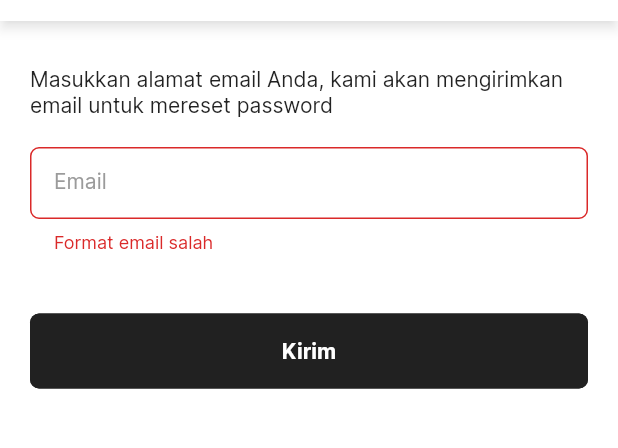
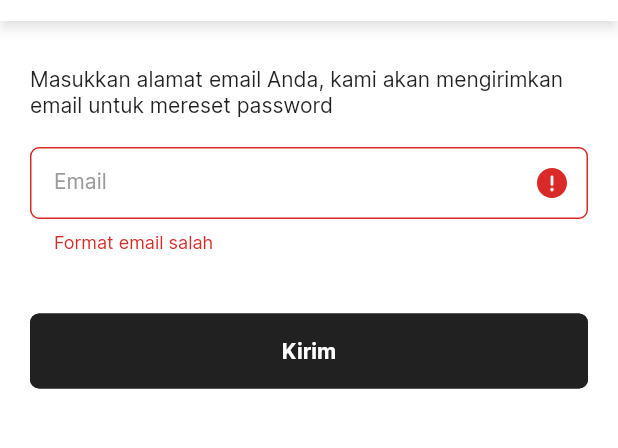
Before and after one commit to aditiaparatama/ColorboxApps, a Flutter app: the ForgotPasswordView screen opened by its route, after a tap on "Kirim", on a phone screen of 412 x 824 dp, the part 63-511 px from its top. Run offline on Flutter 3.47's test engine with Material 2 defaults, Android fonts, the phone set to English and light mode, and no system bars; our stand-ins replace cached_network_image, carousel_slider, dotted_line, double_back_to_close_app, flutter_html, flutter_svg and 8 more; accounts and stored records are empty; network calls fail; statements that could not run were skipped.

Commit message:
update update forgotpassword

```diff
--- a/lib/app/modules/cart/views/cart_view.dart
+++ b/lib/app/modules/cart/views/cart_view.dart
@@ -146,7 +146,7 @@ class CartView extends GetView<CartController> {
                         children: [
                           CustomText(
                             text:
-                                "Rp ${(c.cart.estimatedCost!.totalAmount! == "0.0") ? "0" : formatter.format(double.parse(c.cart.estimatedCost!.totalAmount!.replaceAll(".0", "")).ceil())}",
+                                "Rp ${(c.cart.estimatedCost == null || c.cart.estimatedCost!.totalAmount! == "0.0") ? "0" : formatter.format(double.parse(c.cart.estimatedCost!.totalAmount!.replaceAll(".0", "")).ceil())}",
                             fontSize: 16,
                             fontWeight: FontWeight.bold,
                           ),
--- a/lib/app/modules/checkout/controllers/checkout_controller.dart
+++ b/lib/app/modules/checkout/controllers/checkout_controller.dart
@@ -137,8 +137,9 @@ class CheckoutController extends GetxController {
     if (_user.defaultAddress!.address1 != null) {
       var x = _checkout.toJson();
       _listShipping = await CheckoutProvider().getShippingRates(x);
-      _listShipping = _listShipping.firstWhere(
-          (e) => e['service_name'] == _checkout.shippingLine!.title);
+      _listShipping = _listShipping.firstWhere((e) =>
+          e['service_name'].replaceAll(" ", "") ==
+          _checkout.shippingLine!.title!.replaceAll(" ", ""));
       _etd = _listShipping['description'].split("(")[0];
     }
     update();
--- a/lib/app/modules/profile/views/forgotpassword_view.dart
+++ b/lib/app/modules/profile/views/forgotpassword_view.dart
@@ -1,6 +1,7 @@
 import 'package:colorbox/app/routes/app_pages.dart';
 import 'package:colorbox/app/widgets/custom_button.dart';
 import 'package:colorbox/app/widgets/custom_text.dart';
+import 'package:colorbox/app/widgets/custom_text_form_field.dart';
 // import 'package:colorbox/app/widgets/custom_text_form_field.dart';
 import 'package:colorbox/constance.dart';
 import 'package:flutter/material.dart';
@@ -14,6 +15,7 @@ class ForgotPasswordView extends GetView<ProfileController> {
 
   static const str = 'date: 2019:04:01';
   final valuestest = str.split(': ');
+  bool emailAlert = false;
 
   @override
   Widget build(BuildContext context) {
@@ -29,7 +31,7 @@ class ForgotPasswordView extends GetView<ProfileController> {
           elevation: 3,
           shadowColor: Colors.grey.withOpacity(0.3),
         ),
-        body: GetBuilder<ProfileController>(builder: (controller) {
+        body: GetBuilder<ProfileController>(builder: (_) {
           return Stack(
             children: [
               SingleChildScrollView(
@@ -67,19 +69,21 @@ class ForgotPasswordView extends GetView<ProfileController> {
                                     const SizedBox(
                                       height: 20,
                                     ),
-                                    TextFormField(
-                                      decoration: const InputDecoration(
-                                        labelText: "Email",
-                                      ),
-                                      onSaved: (value) {
+                                    CustomTextFormField(
+                                      hint: "Email",
+                                      showAlert: emailAlert,
+                                      onSave: (value) {
                                         controller.email = value;
                                       },
+                                      onChange: (value) => controller.update(),
                                       validator: (value) {
                                         if (RegExp(
                                                 r'^(([^<>()[\]\\.,;:\s@\"]+(\.[^<>()[\]\\.,;:\s@\"]+)*)|(\".+\"))@((\[[0-9]{1,3}\.[0-9]{1,3}\.[0-9]{1,3}\.[0-9]{1,3}\])|(([a-zA-Z\-0-9]+\.)+[a-zA-Z]{2,}))$')
                                             .hasMatch(value!)) {
+                                          emailAlert = false;
                                           return null;
                                         }
+                                        emailAlert = true;
                                         return "Format email salah";
                                       },
                                     ),
@@ -106,6 +110,8 @@ class ForgotPasswordView extends GetView<ProfileController> {
                                               controller.loading.value = false;
                                               controller.update();
                                             }
+                                          } else {
+                                            controller.update();
                                           }
                                         },
                                         text: "Kirim",
--- a/lib/app/modules/profile/views/profile_view.dart
+++ b/lib/app/modules/profile/views/profile_view.dart
@@ -73,8 +73,6 @@ class ProfileView extends GetView<ProfileController> {
                                               return null;
                                             }
                                             emailAlert = true;
-                                            FocusScope.of(context)
-                                                .requestFocus(emailFocus);
                                             return "Format email salah";
                                           },
                                         ),
--- a/lib/app/modules/profile/views/register_view.dart
+++ b/lib/app/modules/profile/views/register_view.dart
@@ -127,8 +127,6 @@ class RegisterView extends GetView<ProfileController> {
                                           return null;
                                         }
                                         emailAlert = true;
-                                        FocusScope.of(context)
-                                            .requestFocus(emailFocus);
                                         return "Format email salah";
                                       },
                                       focusNode: emailFocus,
--- a/lib/app/widgets/custom_button.dart
+++ b/lib/app/widgets/custom_button.dart
@@ -40,7 +40,9 @@ class CustomButton extends StatelessWidget {
             fixedSize: Size(width ?? Get.width, height ?? 50),
             backgroundColor: backgroundColor,
             disabledBackgroundColor: colorTextGrey,
-            side: BorderSide(width: 1.0, color: borderColor!),
+            side: BorderSide(
+                width: 1.0,
+                color: (onPressed != null) ? borderColor! : Colors.transparent),
             shape: RoundedRectangleBorder(
               borderRadius: BorderRadius.circular(radius!),
             )),
```
Also changed, not shown: lib/app/modules/checkout/views/checkout_view.dart (+12 -3 lines), lib/app/modules/profile/views/changepassword_view.dart (+10 -15 lines), lib/app/modules/profile/views/messageforgotpassword_view.dart (+8 -70 lines), 3 other files.
